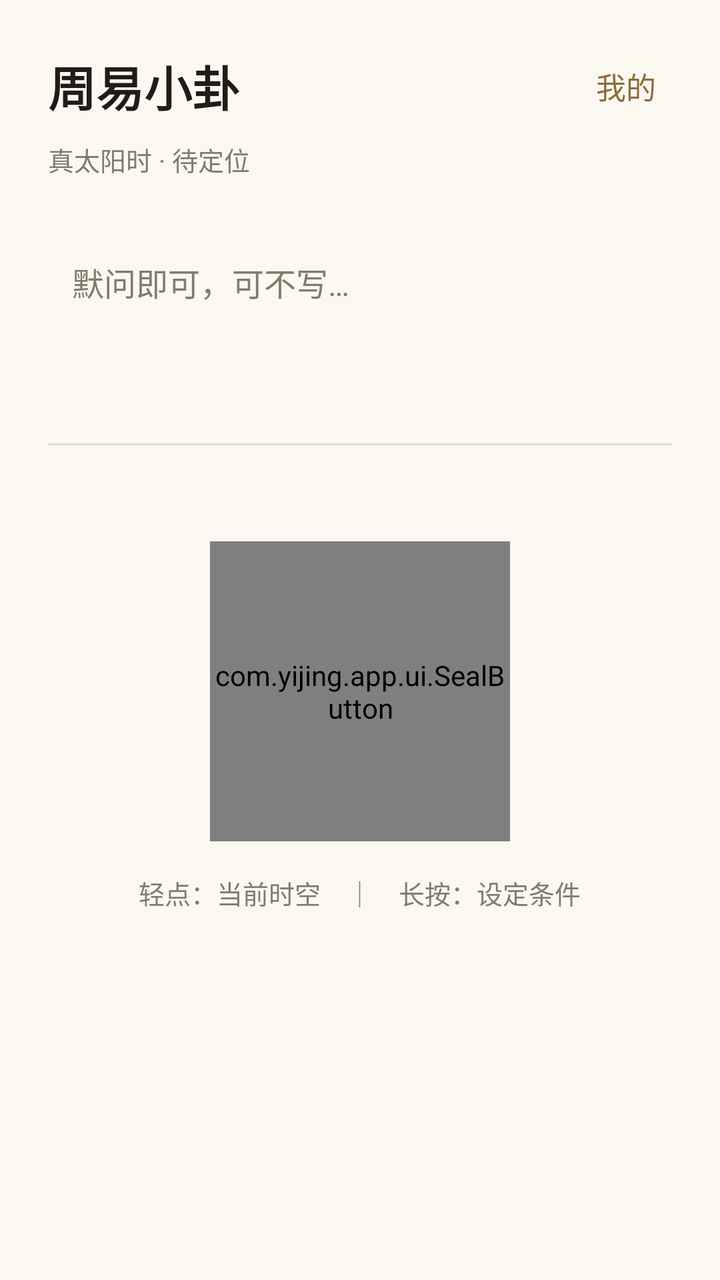
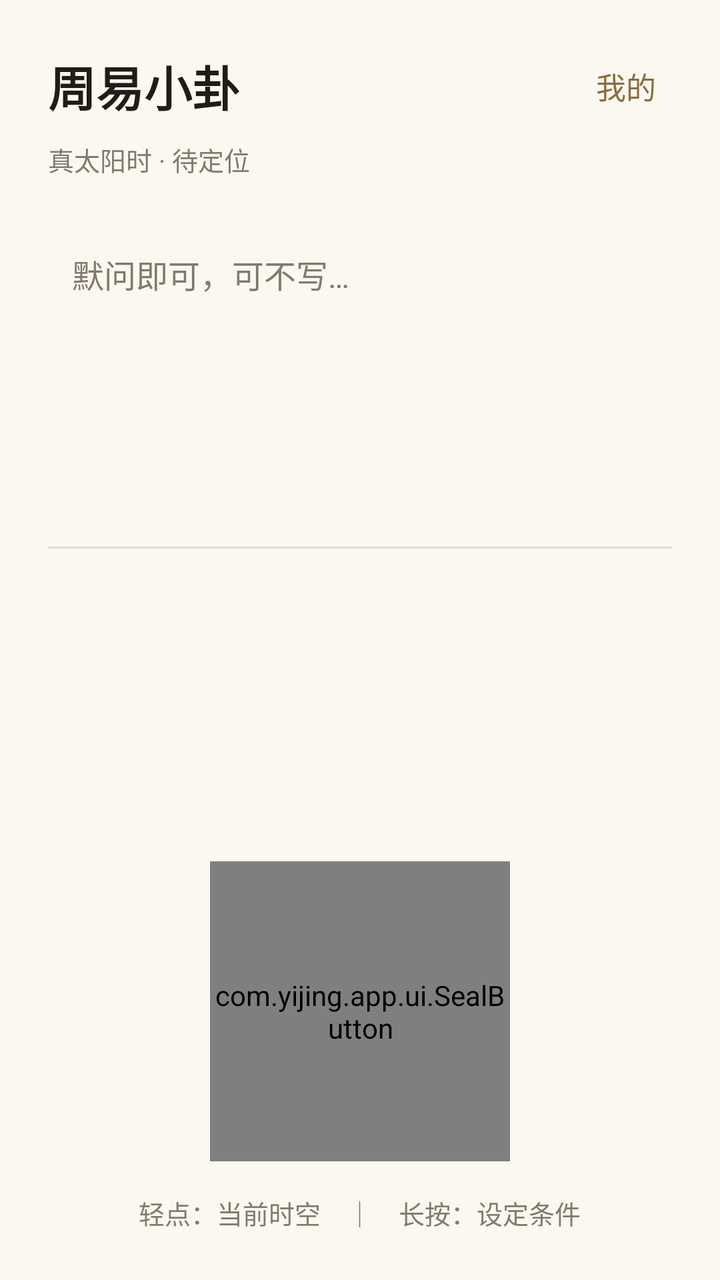

Two renders of the same Android screen: before a commit and after it. Below are the layout's source before the change and the commit's diff.
<!-- AndroidManifest.xml: application theme Theme.Yijing -->
<!-- res/layout/activity_main.xml -->
<?xml version="1.0" encoding="utf-8"?>
<LinearLayout xmlns:android="http://schemas.android.com/apk/res/android"
    android:layout_width="match_parent"
    android:layout_height="match_parent"
    android:orientation="vertical"
    android:background="@color/paper"
    android:padding="24dp">

    <LinearLayout
        android:layout_width="match_parent"
        android:layout_height="wrap_content"
        android:orientation="horizontal"
        android:gravity="center_vertical">

        <TextView
            android:layout_width="0dp"
            android:layout_height="wrap_content"
            android:layout_weight="1"
            android:text="@string/app_name"
            android:textColor="@color/ink"
            android:textSize="24sp"
            android:textStyle="bold" />

        <TextView
            android:id="@+id/btnMine"
            android:layout_width="wrap_content"
            android:layout_height="wrap_content"
            android:padding="8dp"
            android:text="我的"
            android:textColor="@color/brand"
            android:textSize="15sp" />
    </LinearLayout>

    <TextView
        android:id="@+id/solarText"
        android:layout_width="wrap_content"
        android:layout_height="wrap_content"
        android:layout_marginTop="8dp"
        android:lineSpacingExtra="3dp"
        android:textColor="@color/ink_muted"
        android:textSize="13sp"
        android:text="真太阳时 · 待定位" />

    <EditText
        android:id="@+id/questionInput"
        android:layout_width="match_parent"
        android:layout_height="wrap_content"
        android:layout_marginTop="28dp"
        android:background="@android:color/transparent"
        android:gravity="top"
        android:hint="@string/question_hint"
        android:inputType="textMultiLine"
        android:minLines="4"
        android:maxLines="7"
        android:scrollbars="vertical"
        android:padding="12dp"
        android:textColor="@color/ink"
        android:textColorHint="@color/ink_muted"
        android:textSize="16sp" />

    <View
        android:layout_width="match_parent"
        android:layout_height="1dp"
        android:background="@color/divider" />

    <com.yijing.app.ui.SealButton
        android:id="@+id/castBtn"
        android:layout_width="150dp"
        android:layout_height="150dp"
        android:layout_gravity="center_horizontal"
        android:layout_marginTop="48dp" />

    <TextView
        android:layout_width="wrap_content"
        android:layout_height="wrap_content"
        android:layout_gravity="center_horizontal"
        android:layout_marginTop="16dp"
        android:text="@string/tap_hint"
        android:textColor="@color/ink_muted"
        android:textSize="13sp" />

</LinearLayout>
<!-- resources referenced by this layout -->
<resources>
  <color name="brand">#8A6D3B</color>
  <color name="divider">#E4DED1</color>
  <color name="ink">#201D17</color>
  <color name="ink_muted">#837A69</color>
  <color name="paper">#FBF8F2</color>
  <string name="app_name">周易小卦</string>
  <string name="question_hint">默问即可，可不写…</string>
  <string name="tap_hint">轻点：当前时空　｜　长按：设定条件</string>
  <style name="Theme.Yijing" parent="Theme.Material3.DayNight.NoActionBar">
          <item name="colorPrimary">@color/brand</item>
          <item name="colorOnPrimary">@color/paper</item>
          <item name="android:colorBackground">@color/paper</item>
      </style>
</resources>

<!-- the commit's change to res/layout/activity_main.xml (unified diff, before → after) -->
@@ -41,16 +41,16 @@
         android:textSize="13sp"
         android:text="真太阳时 · 待定位" />
 
+    
     <EditText
         android:id="@+id/questionInput"
         android:layout_width="match_parent"
-        android:layout_height="wrap_content"
-        android:layout_marginTop="28dp"
+        android:layout_height="160dp"
+        android:layout_marginTop="24dp"
         android:background="@android:color/transparent"
-        android:gravity="top"
+        android:gravity="top|start"
         android:hint="@string/question_hint"
         android:inputType="textMultiLine"
-        android:minLines="4"
         android:maxLines="7"
         android:scrollbars="vertical"
         android:padding="12dp"
@@ -63,12 +63,18 @@
         android:layout_height="1dp"
         android:background="@color/divider" />
 
+    
+    <View
+        android:layout_width="match_parent"
+        android:layout_height="0dp"
+        android:layout_weight="1"
+        android:minHeight="56dp" />
+
     <com.yijing.app.ui.SealButton
         android:id="@+id/castBtn"
         android:layout_width="150dp"
         android:layout_height="150dp"
-        android:layout_gravity="center_horizontal"
-        android:layout_marginTop="48dp" />
+        android:layout_gravity="center_horizontal" />
 
     <TextView
         android:layout_width="wrap_content"
